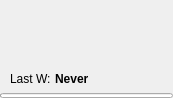
Old version of the form MediaManager/src/QtClasses/UI/Form Files/NotificationDialog.ui in the repository PaunescuAndrei/MediaManager.
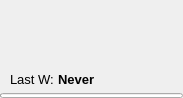
New version of the form. Custom widgets are drawn as their Qt base class.

```diff
--- a/MediaManager/src/QtClasses/UI/Form Files/NotificationDialog.ui
+++ b/MediaManager/src/QtClasses/UI/Form Files/NotificationDialog.ui
@@ -6,7 +6,7 @@
    <rect>
     <x>0</x>
     <y>0</y>
-    <width>173</width>
+    <width>183</width>
     <height>98</height>
    </rect>
   </property>
@@ -100,7 +100,7 @@
              <widget class="QLabel" name="author">
               <property name="font">
                <font>
-                <pointsize>12</pointsize>
+                <pointsize>13</pointsize>
                 <bold>true</bold>
                </font>
               </property>
@@ -113,7 +113,7 @@
              <widget class="QLabel" name="name">
               <property name="font">
                <font>
-                <pointsize>12</pointsize>
+                <pointsize>13</pointsize>
                 <bold>true</bold>
                </font>
               </property>
@@ -126,7 +126,7 @@
              <widget class="QLabel" name="tags">
               <property name="font">
                <font>
-                <pointsize>10</pointsize>
+                <pointsize>11</pointsize>
                </font>
               </property>
               <property name="styleSheet">
@@ -180,6 +180,11 @@
                   </property>
                   <item>
                    <widget class="QLabel" name="lastWatchedLabel">
+                    <property name="font">
+                     <font>
+                      <pointsize>10</pointsize>
+                     </font>
+                    </property>
                     <property name="text">
                      <string>Last W:</string>
                     </property>
@@ -189,6 +194,7 @@
                    <widget class="QLabel" name="lastWatchedValueLabel">
                     <property name="font">
                      <font>
+                      <pointsize>10</pointsize>
                       <bold>true</bold>
                      </font>
                     </property>
@@ -274,6 +280,7 @@
                    <widget class="QLabel" name="starsLabel">
                     <property name="font">
                      <font>
+                      <pointsize>10</pointsize>
                       <bold>true</bold>
                      </font>
                     </property>
@@ -315,6 +322,7 @@
                 <widget class="QLabel" name="viewsLabel">
                  <property name="font">
                   <font>
+                   <pointsize>10</pointsize>
                    <bold>true</bold>
                   </font>
                  </property>
```
